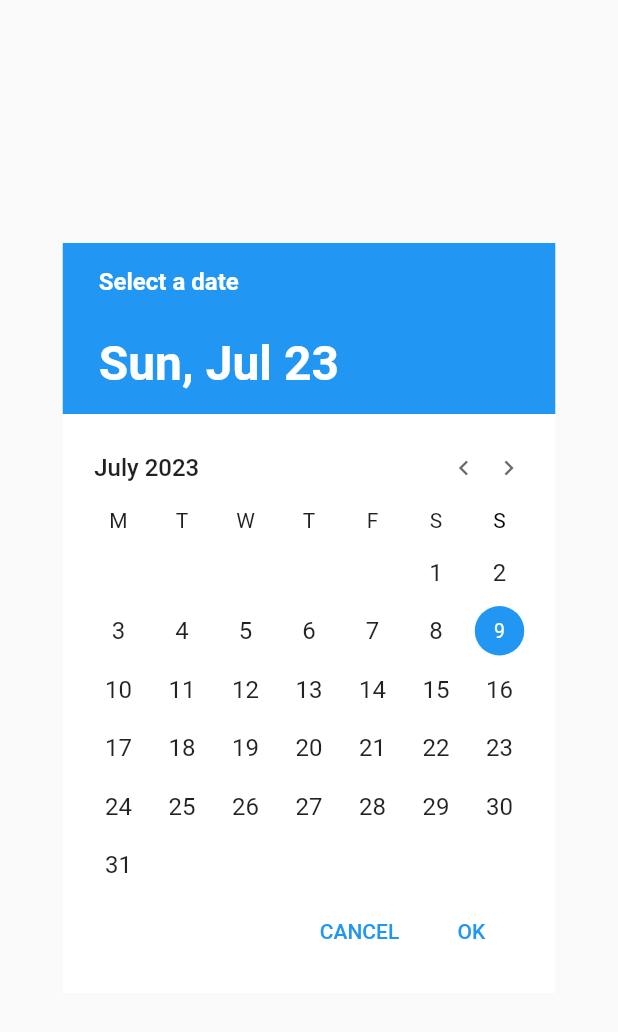
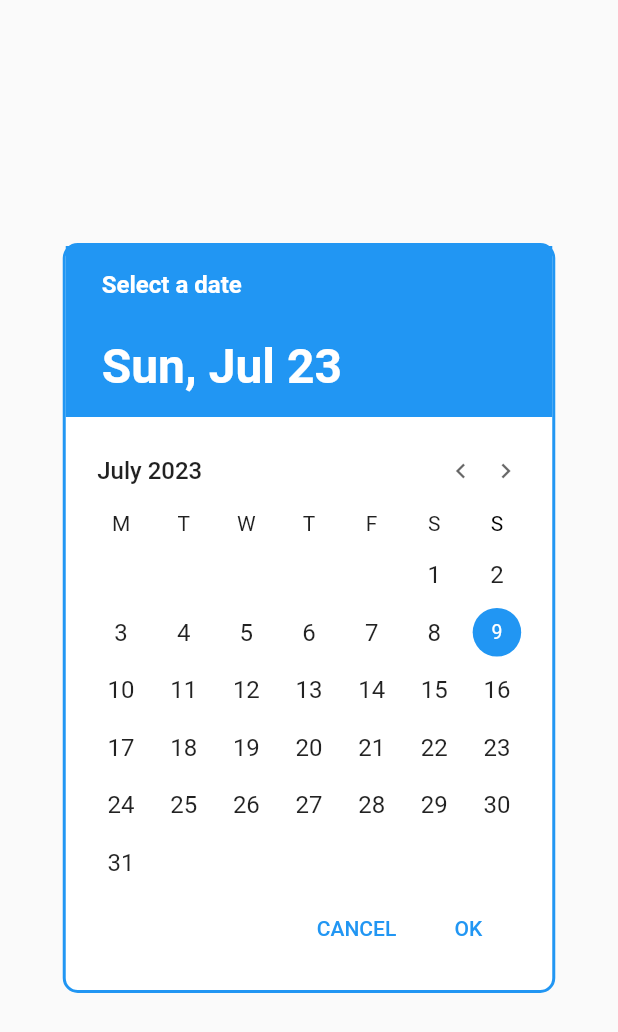
Before and after one commit to MatanLazimi/Matan-Calendar-copy, a Flutter app: the DatePickerWidget widget shown alone on an empty page, opened directly with empty values, on a phone screen of 412 x 824 dp. Shown: the top 1032 px of the screen. Run offline on Flutter 3.47's test engine with Material 2 defaults, Android fonts, the phone set to English and light mode, and no system bars; drawn by our look-alikes of syncfusion_flutter_datepicker; our stand-ins replace bot_toast, cloud_firestore, firebase_core, flutter_riverpod, freezed_annotation, go_router and 2 more; accounts and stored records are empty.

Commit message:
Fix decoration

```diff
--- a/matan_calendar/lib/view/widgets/add_form/date_widget.dart
+++ b/matan_calendar/lib/view/widgets/add_form/date_widget.dart
@@ -28,7 +28,15 @@ class _DateWidgetState extends ConsumerState<DatePickerWidget> {
       var year = chosenDate.year.toString().substring(2, 4);
       return Center(
         child: Container(
-          color: Colors.white,
+          decoration: BoxDecoration(
+            color: Colors.white,
+            borderRadius: BorderRadius.circular(10),
+            //color of border
+            border: Border.all(
+              color: Theme.of(context).primaryColor,
+              width: 2,
+            ),
+          ),
           width: 328.35,
           height: 500,
           child: Column(
```
Also changed, not shown: matan_calendar/lib/view/widgets/button_widget.dart (+4 -3 lines).
